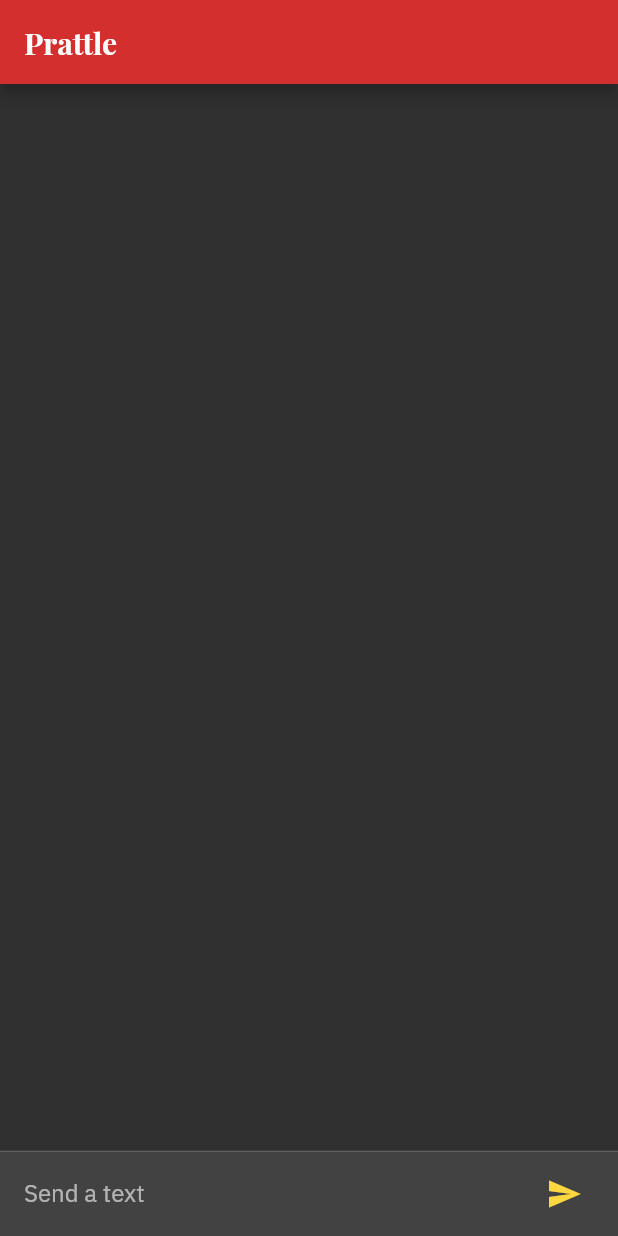
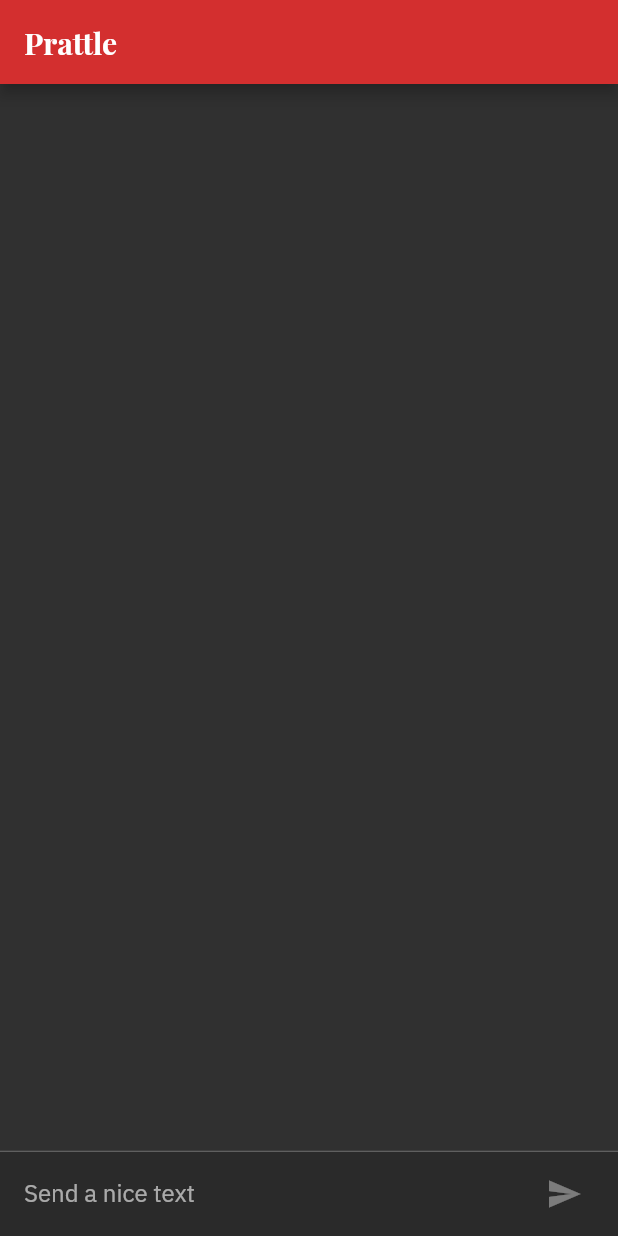
Before and after one commit to bapspatil/Prattle, a Flutter app: the screen it shows after launch, on a phone screen of 412 x 824 dp. Run offline on Flutter 3.47's test engine with Material 2 defaults, Android fonts, the phone set to English and light mode, and no system bars.

```diff
--- a/lib/main.dart
+++ b/lib/main.dart
@@ -1,4 +1,6 @@
 import 'package:flutter/material.dart';
+import 'package:flutter/foundation.dart';
+import 'package:flutter/cupertino.dart';
 
 void main() {
   runApp(PrattleApp());
@@ -6,19 +8,28 @@ void main() {
 
 const String _name = 'Bapusaheb Patil';
 
+final ThemeData kIOSTheme = ThemeData(
+  brightness: Brightness.dark,
+  primarySwatch: Colors.lightBlue,
+  primaryColor: Colors.lightBlue[700],
+  fontFamily: 'IBM Plex Sans',
+);
+
+final ThemeData kDefaultTheme = ThemeData(
+  brightness: Brightness.dark,
+  primaryColor: Colors.red[700],
+  primaryColorDark: Colors.red[900],
+  accentColor: Colors.amberAccent,
+  fontFamily: 'IBM Plex Sans',
+);
+
 class PrattleApp extends StatelessWidget {
   @override
   Widget build(BuildContext context) {
     return MaterialApp(
       debugShowCheckedModeBanner: false,
       title: 'Prattle',
-      theme: ThemeData(
-        brightness: Brightness.dark,
-        fontFamily: 'IBM Plex Sans',
-        primaryColor: Colors.red[700],
-        primaryColorDark: Colors.red[900],
-        accentColor: Colors.amberAccent,
-      ),
+      theme: defaultTargetPlatform == TargetPlatform.iOS ? kIOSTheme : kDefaultTheme,
       home: ChatScreen(),
     );
   }
@@ -29,9 +40,10 @@ class ChatScreen extends StatefulWidget {
   createState() => ChatScreenState();
 }
 
-class ChatScreenState extends State<ChatScreen> {
+class ChatScreenState extends State<ChatScreen> with TickerProviderStateMixin {
   final List<ChatMessage> _messages = <ChatMessage>[];
   final TextEditingController _textController = TextEditingController();
+  bool _isComposing = false;
 
   Widget _buildTextComposer() {
     return IconTheme(
@@ -41,18 +53,29 @@ class ChatScreenState extends State<ChatScreen> {
           child: Row(
             children: [
               Flexible(
-                  child: TextFormField(
+                  child: TextField(
                     textCapitalization: TextCapitalization.sentences,
                     controller: _textController,
-                    onFieldSubmitted: _handleSubmitted,
-                    decoration: InputDecoration.collapsed(hintText: 'Send a text'),
+                    onSubmitted: _handleSubmitted,
+                    onChanged: (String text) {
+                      setState(() {
+                        _isComposing = text.length > 0;
+                      });
+                    },
+                    decoration: InputDecoration.collapsed(hintText: 'Send a nice text'),
                   )
               ),
               Container(
                 margin: EdgeInsets.symmetric(horizontal: 4.0),
-                child: IconButton(
+                child: Theme.of(context).platform == TargetPlatform.iOS ?
+                CupertinoButton(
+                  child: Text("Send"),
+                  onPressed: _isComposing
+                      ? () =>  _handleSubmitted(_textController.text)
+                      : null,) :
+                IconButton(
                     icon: Icon(Icons.send),
-                    onPressed: () => _handleSubmitted(_textController.text)),
+                    onPressed: _isComposing ? () => _handleSubmitted(_textController.text) : null),
               )
             ],
           )
@@ -62,10 +85,19 @@ class ChatScreenState extends State<ChatScreen> {
 
   void _handleSubmitted(String text) {
     _textController.clear();
-    ChatMessage message = ChatMessage(text: text,);
+    setState(() {
+      _isComposing = false;
+    });
+    ChatMessage message = ChatMessage(
+      text: text,
+      animationController: AnimationController(
+          duration: Duration(milliseconds: 500),
+          vsync: this),
+    );
     setState(() {
       _messages.insert(0, message);
     });
+    message.animationController.forward();
   }
 
   @override
@@ -76,12 +108,14 @@ class ChatScreenState extends State<ChatScreen> {
           'Prattle',
           style: TextStyle(fontFamily: 'Playfair Display'),
         ),
+        elevation: Theme.of(context).platform == TargetPlatform.iOS ? 0.0 : 4.0,
       ),
-      body: Column(
+      body: Container(
+        child: Column(
           children: <Widget>[
             Flexible(
-            child: new ListView.builder(
-              padding: new EdgeInsets.all(8.0),
+              child: ListView.builder(
+                padding: EdgeInsets.all(8.0),
                 reverse: true,
                 itemBuilder: (_, int index) => _messages[index],
                 itemCount: _messages.length,
@@ -90,22 +124,41 @@ class ChatScreenState extends State<ChatScreen> {
             Divider(height: 1.0, color: Colors.white30,),
             Container(
               decoration: BoxDecoration(
-              color: Theme.of(context).cardColor,
+                color: Colors.black12
               ),
               child: _buildTextComposer(),
             )
           ],
         ),
+        decoration: Theme.of(context).platform == TargetPlatform.iOS ?
+          BoxDecoration(
+            border: Border(
+              top: BorderSide(color: Colors.white30),
+            ),
+          )
+            :
+          null),
     );
+  }
+
+  @override
+  void dispose() {
+    for (ChatMessage message in _messages)
+      message.animationController.dispose();
+    super.dispose();
   }
 }
 
 class ChatMessage extends StatelessWidget {
-  ChatMessage({this.text});
+  ChatMessage({this.text, this.animationController});
   final String text;
+  final AnimationController animationController;
   @override
   Widget build(BuildContext context) {
-    return Container(
+    return SizeTransition(
+      sizeFactor: CurvedAnimation(parent: animationController, curve: Curves.easeInOut),
+      axisAlignment: 0.0,
+      child: Container(
         margin: const EdgeInsets.symmetric(vertical: 10.0),
         child: Row(
           crossAxisAlignment: CrossAxisAlignment.start,
@@ -116,7 +169,8 @@ class ChatMessage extends StatelessWidget {
                 child: Text(_name[0]),
               ),
             ),
-          Column(
+            Expanded(
+              child: Column(
                 crossAxisAlignment: CrossAxisAlignment.start,
                 children: <Widget>[
                   Text(_name, style: TextStyle(fontWeight: FontWeight.w600)),
@@ -125,8 +179,10 @@ class ChatMessage extends StatelessWidget {
                     child: Text(text),
                   )
                 ],
+              ),
             )
           ],
+        ),
       ),
     );
   }
```
Lines whose indentation alone changed are shown as unchanged.
